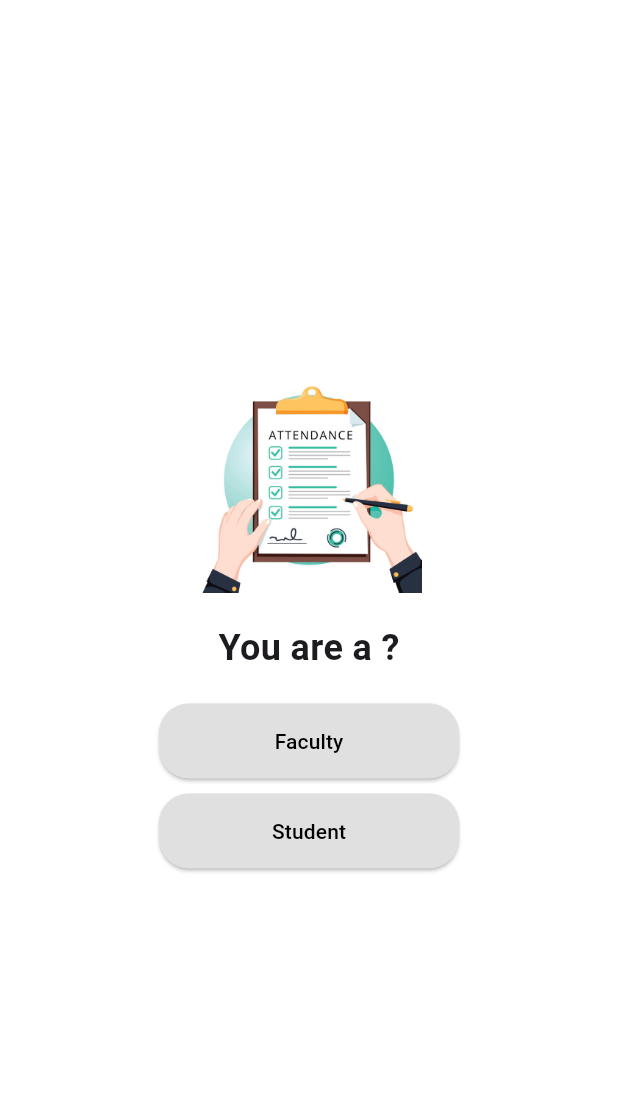
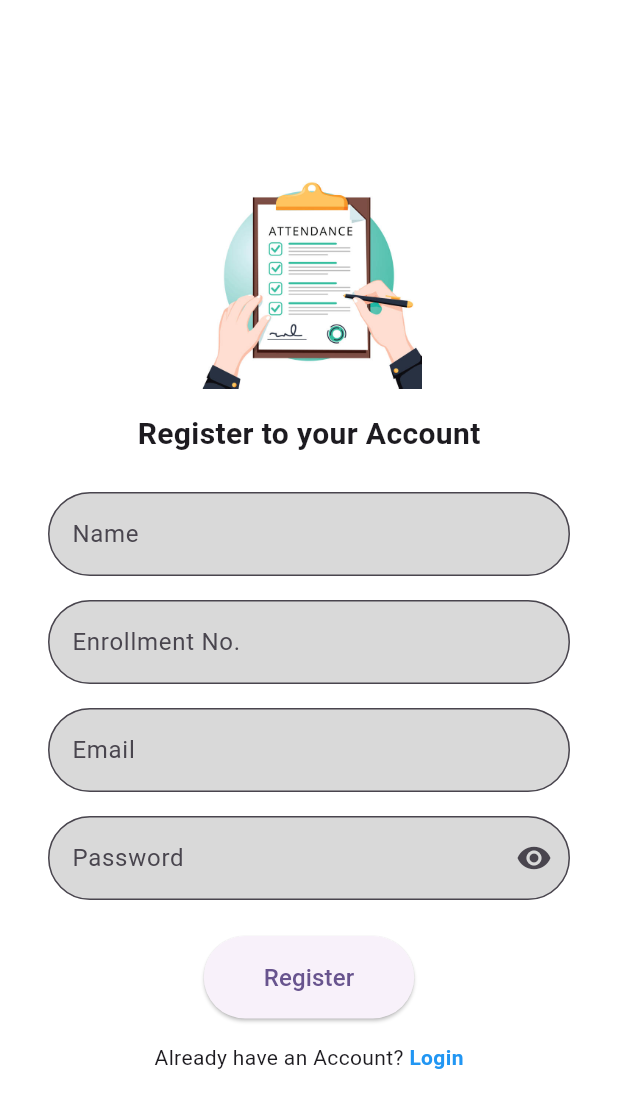
Before and after one commit to Aryanlanghanoja/Appathon_-_CPMAD, a Flutter app: the screen it shows after launch, on a phone screen of 412 x 824 dp. Shown: the top 1108 px of the screen. Run offline on Flutter 3.47's test engine with Material 3 defaults, Android fonts, the phone set to English and light mode, and no system bars; our stand-ins replace firebase_core, flutter_svg; accounts and stored records are empty.

Commit message:
client registration screen

```diff
--- a/quick_attend/lib/main.dart
+++ b/quick_attend/lib/main.dart
@@ -1,6 +1,7 @@
 import 'package:firebase_core/firebase_core.dart';
 import 'package:flutter/material.dart';
 import 'package:quick_attend/firebase_options.dart';
+import 'package:quick_attend/screens/client%20side/client_registration.dart';
 import 'package:quick_attend/screens/role_distibution.dart';
 // import 'package:quick_attend/screens/home_screen.dart';
 import 'package:quick_attend/screens/splash_screen.dart';
@@ -26,7 +27,7 @@ class MyApp extends StatelessWidget {
       debugShowCheckedModeBanner: false,
       home: const SplashScreen(),
           routes: {
-        '/home': (context) => const RoleSelectionScreen(), // Define your home screen here
+        '/home': (context) => const RegistrationScreen(), // Define your home screen here
       },
     );
   }
--- /dev/null
+++ b/quick_attend/lib/screens/client side/client_registration.dart
@@ -0,0 +1,138 @@
+import 'package:flutter/material.dart';
+// ignore: depend_on_referenced_packages
+import 'package:flutter_svg/flutter_svg.dart';
+
+class RegistrationScreen extends StatelessWidget {
+  const RegistrationScreen({Key? key}) : super(key: key);
+
+  @override
+  Widget build(BuildContext context) {
+    return Scaffold(
+      backgroundColor: Colors.white, // Set background color to white
+      body: SafeArea(
+        child: Center(
+          child: Padding(
+            padding: const EdgeInsets.symmetric(horizontal: 32.0),
+            child: SingleChildScrollView(
+              child: Column(
+                crossAxisAlignment: CrossAxisAlignment.center,
+                children: [
+                  // Attendance Image
+                  Image.asset('assets/Images/Logo.jpg' ,  width: 150,
+                height: 150,
+                fit: BoxFit.cover,),
+                  const SizedBox(height: 16),
+
+                  // Title
+                  const Text(
+                    "Register to your Account",
+                    style: TextStyle(
+                      fontSize: 20,
+                      fontWeight: FontWeight.bold,
+                    ),
+                  ),
+                  const SizedBox(height: 24),
+
+                  // Name TextField
+                  TextField(
+                    decoration: InputDecoration(
+                      labelText: "Name",
+                      fillColor: Color(0xFFD9D9D9), // Set background color to D9D9D9
+                      filled: true,
+                      border: OutlineInputBorder(
+                        borderRadius: BorderRadius.circular(30),
+                      ),
+                    ),
+                  ),
+                  const SizedBox(height: 16),
+
+                  // Enrollment No. TextField
+                  TextField(
+                    decoration: InputDecoration(
+                      labelText: "Enrollment No.",
+                      fillColor: Color(0xFFD9D9D9),
+                      filled: true,
+                      border: OutlineInputBorder(
+                        borderRadius: BorderRadius.circular(30),
+                      ),
+                    ),
+                  ),
+                  const SizedBox(height: 16),
+
+                  // Email TextField
+                  TextField(
+                    decoration: InputDecoration(
+                      labelText: "Email",
+                      fillColor: Color(0xFFD9D9D9),
+                      filled: true,
+                      border: OutlineInputBorder(
+                        borderRadius: BorderRadius.circular(30),
+                      ),
+                    ),
+                  ),
+                  const SizedBox(height: 16),
+
+                  // Password TextField
+                  TextField(
+                    obscureText: true,
+                    decoration: InputDecoration(
+                      labelText: "Password",
+                      fillColor: Color(0xFFD9D9D9),
+                      filled: true,
+                      border: OutlineInputBorder(
+                        borderRadius: BorderRadius.circular(30),
+                      ),
+                      suffixIcon: Icon(Icons.visibility), // Eye icon for password visibility
+                    ),
+                  ),
+                  const SizedBox(height: 24),
+
+                  // Register Button
+                  ElevatedButton(
+                    onPressed: () {
+                      // Handle registration logic here
+                    },
+                    style: ElevatedButton.styleFrom(
+                      padding: const EdgeInsets.symmetric(
+                        horizontal: 40,
+                        vertical: 16,
+                      ),
+                      shape: RoundedRectangleBorder(
+                        borderRadius: BorderRadius.circular(30),
+                      ),
+                    ),
+                    child: const Text(
+                      "Register",
+                      style: TextStyle(fontSize: 16),
+                    ),
+                  ),
+                  const SizedBox(height: 16),
+
+                  // Login Option
+                  Row(
+                    mainAxisAlignment: MainAxisAlignment.center,
+                    children: [
+                      const Text("Already have an Account? "),
+                      GestureDetector(
+                        onTap: () {
+                          // Navigate to login screen
+                        },
+                        child: const Text(
+                          "Login",
+                          style: TextStyle(
+                            color: Colors.blue,
+                            fontWeight: FontWeight.bold,
+                          ),
+                        ),
+                      ),
+                    ],
+                  ),
+                ],
+              ),
+            ),
+          ),
+        ),
+      ),
+    );
+  }
+}
--- a/quick_attend/pubspec.yaml
+++ b/quick_attend/pubspec.yaml
@@ -36,6 +36,7 @@ dependencies:
   # Use with the CupertinoIcons class for iOS style icons.
   cupertino_icons: ^1.0.8
   firebase_core: ^3.8.0
+  flutter_svg: ^2.0.14
 
 dev_dependencies:
   flutter_test:
```
